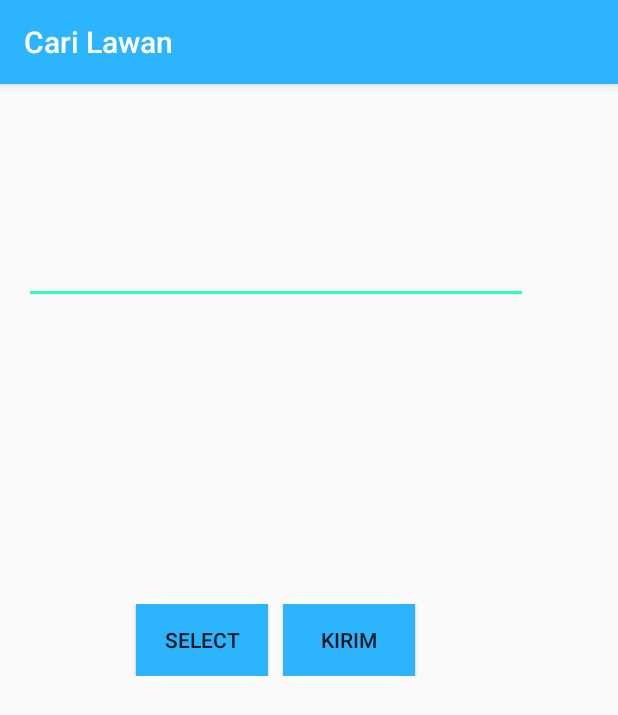
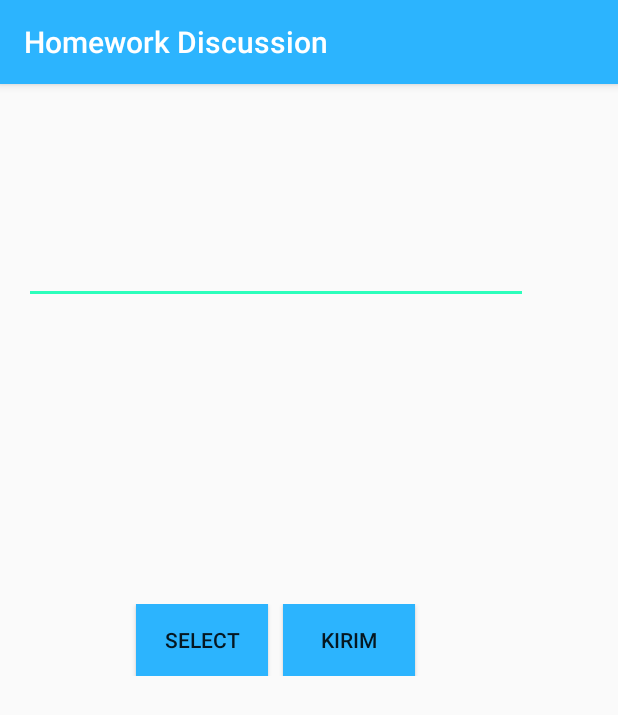
Before and after one commit to RaihanParl/HomeWork2, an Android app: the AddSoal screen opened directly, with no data from a screen before it, on a phone screen of 412 x 824 dp. Shown: the top 715 px of the screen. Run offline under Robolectric (Android 15) with nearby library versions, the light colour scheme and no system bars; our stand-ins replace ButterKnife, CircleImageView, Volley; libraries missing offline, so code that uses them is left out: com.androidquery, com.androidquery.callback, net.gotev.uploadservice; network calls fail; 2 statements that could not run were skipped.

```diff
--- a/app/src/main/AndroidManifest.xml
+++ b/app/src/main/AndroidManifest.xml
@@ -6,7 +6,7 @@
 
     <application
         android:allowBackup="true"
-        android:icon="@mipmap/ic_launcher"
+        android:icon="@drawable/logoreal"
         android:label="@string/app_name"
         android:supportsRtl="true"
         android:theme="@style/AppTheme">
--- a/app/src/main/java/com/bidjidevelops/hd/Adapter/AdapterComment.java
+++ b/app/src/main/java/com/bidjidevelops/hd/Adapter/AdapterComment.java
@@ -17,6 +17,8 @@ import com.bidjidevelops.hd.R;
 import com.bumptech.glide.Glide;
 
 import java.util.List;
+
+import de.hdodenhof.circleimageview.CircleImageView;
 
 /**
  * Created by You on 20/04/2017.
@@ -86,14 +88,14 @@ public class AdapterComment extends RecyclerView.Adapter<AdapterComment.ViewHold
 
     public class ViewHolder extends RecyclerView.ViewHolder {
         TextView txtusername_comment, txtsekolah_comment, txtcoment_coment,txtcoment_comentall;
-        ImageView imguser_comment, ivComment, imguser;
+        CircleImageView imguser_comment, ivComment, imguser;
 
         public ViewHolder(View itemView) {
             super(itemView);
             txtcoment_coment = (TextView) itemView.findViewById(R.id.txtcoment_coment);
             txtusername_comment = (TextView) itemView.findViewById(R.id.txtusername_comment);
             txtcoment_comentall = (TextView) itemView.findViewById(R.id.txtcomment_comentall);
-            imguser_comment = (ImageView) itemView.findViewById(R.id.imguser_comment);
+            imguser_comment = (CircleImageView) itemView.findViewById(R.id.imguser_comment);
         }
     }
 }
--- a/app/src/main/java/com/bidjidevelops/hd/Helper.java
+++ b/app/src/main/java/com/bidjidevelops/hd/Helper.java
@@ -15,8 +15,8 @@ public class Helper extends BaseApp {
     /*alamat utama, silahkan disesuaikan dgn ip sobat dan nama folder sobat*/
 //    public static String BASE_URL = "http://192.168.43.180/hd/";
 //    public static String BASE_URL = "http://169.254.117.181/hd/";
-    public static String BASE_URL = "http://31.220.55.37/muhammadfiqri/HD/";
-    public static String BASE_IMGUS = "http://31.220.55.37/muhammadfiqri/uploads/";
+    public static String BASE_URL = "http://192.168.123.20/HD/";
+    public static String BASE_IMGUS = BASE_URL+"uploads/";
 //    public static String BASE_IMGUS = BASE_URL+"uploads/";
 
     /*fungsi cek kesamaan text*/
--- a/app/src/main/res/layout/activity_add_soal.xml
+++ b/app/src/main/res/layout/activity_add_soal.xml
@@ -21,8 +21,10 @@
             android:id="@+id/lltas"
             android:layout_width="match_parent"
             android:layout_height="wrap_content"
-            android:layout_centerInParent="true"
-            android:orientation="vertical">
+            android:layout_centerHorizontal="true"
+            android:layout_alignParentStart="true"
+            android:orientation="vertical"
+            android:layout_alignParentLeft="true">
 
             <EditText
                 android:id="@+id/editText"
--- a/app/src/main/res/layout/activity_register.xml
+++ b/app/src/main/res/layout/activity_register.xml
@@ -22,7 +22,8 @@
             android:layout_height="100dp"
             android:layout_centerHorizontal="true"
             android:layout_marginTop="20dp"
-            android:src="@drawable/logo" />
+            android:layout_gravity="center_horizontal"
+            android:src="@drawable/logoreal" />
 
         <TextView
             android:id="@+id/textView"
--- a/app/src/main/res/layout/list_coment.xml
+++ b/app/src/main/res/layout/list_coment.xml
@@ -20,7 +20,7 @@
             android:layout_width="match_parent"
             android:layout_height="wrap_content">
 
-            <ImageView
+            <de.hdodenhof.circleimageview.CircleImageView
                 android:id="@+id/imguser_comment"
                 android:layout_width="55dp"
                 android:layout_height="43dp"
--- a/app/src/main/res/menu/activity_main_drawer.xml
+++ b/app/src/main/res/menu/activity_main_drawer.xml
@@ -17,7 +17,6 @@
         <menu>
             <item
                 android:id="@+id/nav_about"
-                android:icon="@drawable/ic_menu_send"
                 android:title="About" />
             <item
                 android:id="@+id/nav_send"
--- a/app/src/main/res/values/strings.xml
+++ b/app/src/main/res/values/strings.xml
@@ -1,6 +1,6 @@
 <resources>
-    <string name="app_name">Cari Lawan</string>
-    <string name="title_activity_main">MainActivity</string>
+    <string name="app_name">Homework Discussion</string>
+    <string name="title_activity_main">Homework Discussion</string>
 
     <string name="navigation_drawer_open">Open navigation drawer</string>
     <string name="navigation_drawer_close">Close navigation drawer</string>
```
Also changed, not shown: app/src/main/java/com/bidjidevelops/hd/MainActivity.java (+13 -12 lines), app/src/main/java/com/bidjidevelops/hd/Splashscreen.java (+5 -2 lines), app/src/main/res/drawable/logo.jpg (deleted), settings.gradle (line endings or trailing spaces), 1 other file.
